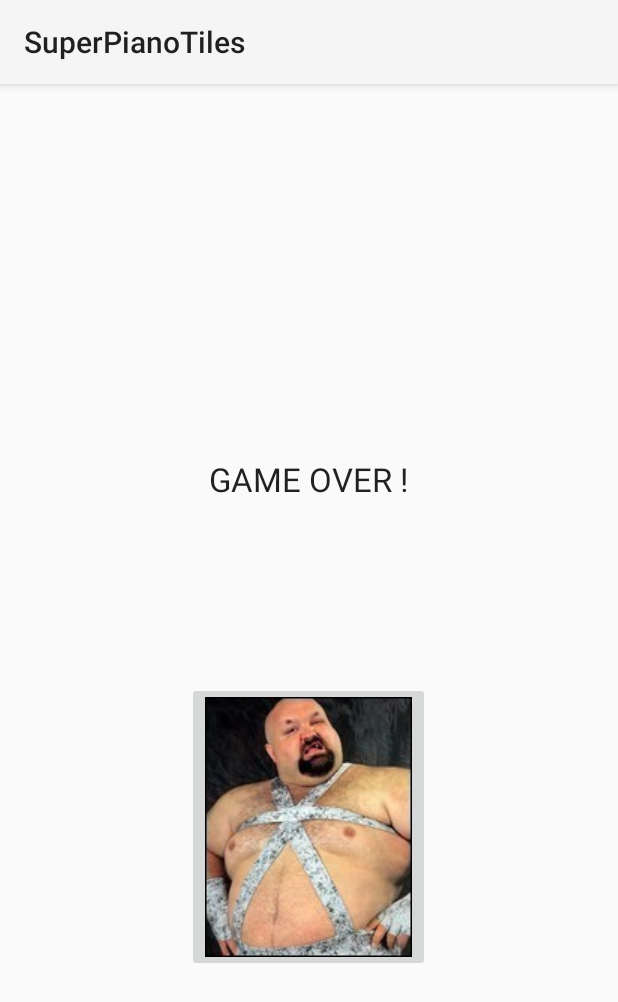
After one commit to Jak-p/SuperPianoTiles, an Android app: the layout game_over_bis.xml on its own in the app's theme, with its tools: preview values and no code run, on a phone screen of 412 x 824 dp. The commit adds this screen. Shown: the top 1002 px of the screen. Run offline under Robolectric (Android 15) with nearby library versions, the phone set to English and light mode, and no system bars.

Commit message:
Mise à jour game over, handlers, events...

```diff
--- a/app/src/main/java/fr/ups/sim/superpianotiles/TilesStartActivity.java
+++ b/app/src/main/java/fr/ups/sim/superpianotiles/TilesStartActivity.java
@@ -10,6 +10,7 @@ import android.view.MenuItem;
 import android.view.MotionEvent;
 import android.view.View;
 import android.widget.Button;
+import android.widget.ImageButton;
 import android.widget.RadioGroup;
 import android.widget.TextView;
 
@@ -251,9 +252,9 @@ public class TilesStartActivity extends Activity {
         music.start();
 
 
-        setContentView(R.layout.game_over);
+        setContentView(R.layout.game_over_bis);
         ((TextView)findViewById(R.id.textView2)).setText("Your score is " + this.game.getScore());
-        ((Button)findViewById(R.id.button)).setOnClickListener(new View.OnClickListener() {
+        ((ImageButton)findViewById(R.id.imageButton)).setOnClickListener(new View.OnClickListener() {
             @Override
             public void onClick(View v) {
                 createGame(Difficulte.values()[game.getDifficulte()]
--- /dev/null
+++ b/app/src/main/res/layout/game_over_bis.xml
@@ -0,0 +1,42 @@
+<RelativeLayout xmlns:android="http://schemas.android.com/apk/res/android"
+    android:orientation="vertical" android:layout_width="match_parent"
+    android:layout_height="match_parent"
+    style="@android:style/Theme.Material.Wallpaper">
+
+
+    <TextView
+        android:layout_width="wrap_content"
+        android:layout_height="73dp"
+        android:textAppearance="?android:attr/textAppearanceLarge"
+        android:text="@string/game_over"
+        android:id="@+id/textView"
+        android:layout_gravity="center"
+        android:layout_above="@+id/textView2"
+        android:layout_centerHorizontal="true"
+        android:layout_marginBottom="47dp" />
+
+    <ImageView
+        android:layout_width="wrap_content"
+        android:layout_height="wrap_content"
+        android:id="@+id/imageView"
+        android:layout_gravity="left|top" />
+
+    <TextView
+        android:layout_width="wrap_content"
+        android:layout_height="wrap_content"
+        android:textAppearance="?android:attr/textAppearanceLarge"
+        android:id="@+id/textView2"
+        android:layout_centerVertical="true"
+        android:layout_centerHorizontal="true" />
+
+    <ImageButton
+        android:layout_width="wrap_content"
+        android:layout_height="wrap_content"
+        android:id="@+id/imageButton"
+        android:layout_below="@+id/textView2"
+        android:layout_centerHorizontal="true"
+        android:text="RETRY"
+        android:src="@drawable/m"/>
+
+
+</RelativeLayout>
```
